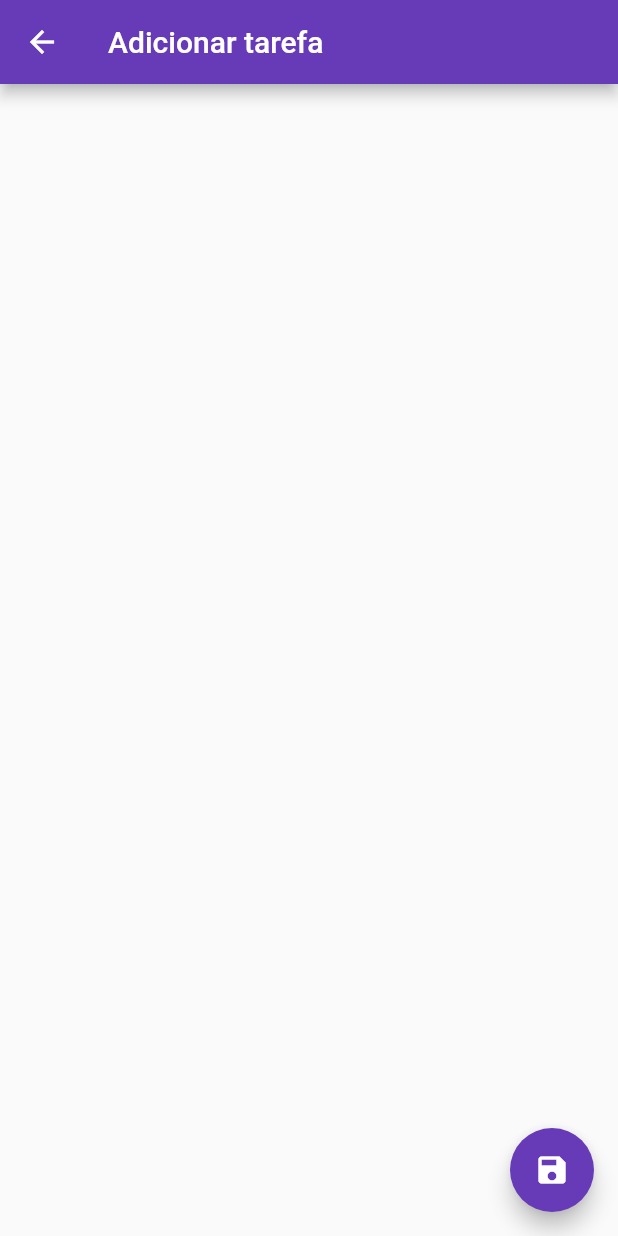
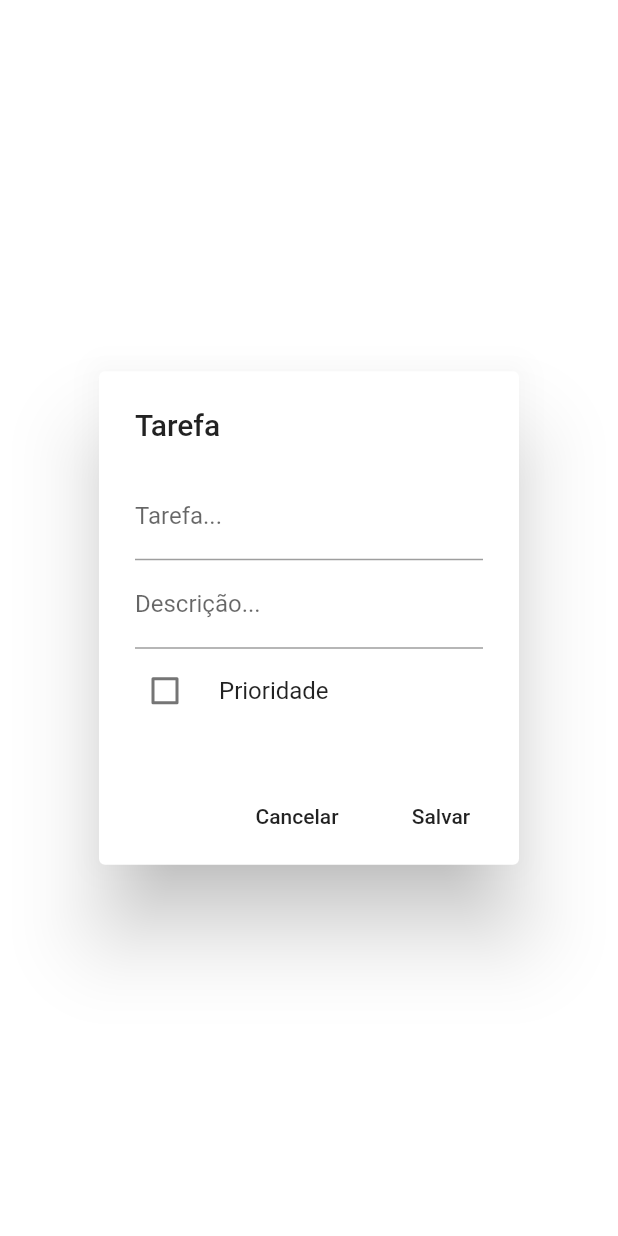
Before and after one commit to Pepyn0/my_check_list, a Flutter app: the screen it shows after launch, after a tap on the "add" icon, on a phone screen of 412 x 824 dp. Run offline on Flutter 3.47's test engine with Material 2 defaults, Android fonts, the phone set to English and light mode, and no system bars; our stand-ins replace sqflite; accounts and stored records are empty.

Commit message:
implementação do sqlite e DAO

```diff
--- /dev/null
+++ b/lib/app/data/sqlite/connection.dart
@@ -0,0 +1,26 @@
+import 'package:my_check_list/app/data/sqlite/script.dart';
+import 'package:path/path.dart';
+import 'package:sqflite/sqflite.dart';
+
+class Connection{
+	static Database _db;
+
+	static Future<Database> get() async {
+		if(_db == null) {
+			var path = join(await getDatabasesPath(), 'database.db');
+
+			//deleteDatabase(path);
+			_db = await openDatabase(
+				path,
+				version: 1,
+				onCreate: (db, v) {
+					print('criando Banco de Dados!');
+					db.execute(createTable);
+					db.execute(testeInsert);
+				}
+			);
+		}
+
+		return _db;
+	}
+}
--- /dev/null
+++ b/lib/app/data/sqlite/dao/task_dao_impl.dart
@@ -0,0 +1,73 @@
+import 'package:my_check_list/app/data/sqlite/connection.dart';
+import 'package:my_check_list/app/domain/entities/task.dart';
+import 'package:my_check_list/app/domain/interfaces/task_dao.dart';
+import 'package:sqflite/sqflite.dart';
+
+class TaskDAOImpl implements TaskDAO{
+	Database _db;
+
+	@override
+	Future<List<Task>> find() async {
+		_db = await Connection.get();
+		List<Map<String, dynamic>> resultado = await _db.query('tasks');
+
+		List<Task> lista = List.generate(resultado.length, (i) {
+			var linha = resultado[i];
+			//print(linha);
+			return Task(
+				id: linha['id'],
+				task: linha['tarefa'],
+        description: linha['descricao'],
+				important: linha['importante'] == 1 ? true : false,
+        completed: linha['completa'] == 1 ? true : false,
+			);
+		});
+		return lista;
+	}
+
+	@override
+	void remove(int id) async {
+		_db = await Connection.get();
+		var sql = '''
+		DELETE FROM tasks
+		WHERE id = ?
+		''';
+		_db.rawDelete(sql, [id]);
+	}
+
+	@override
+	void save(Task task) async {
+		_db = await Connection.get();
+		if(task.id == null) {
+      print(task);
+
+			var sql = '''
+			INSERT INTO tasks(tarefa, descricao, importante, completa)
+			VALUES(?, ?, ?, ?)
+			''';
+			_db.rawInsert(
+        sql,
+        [
+        task.task,
+        task.description,
+        task.important == true ? 1 : 0,
+        task.completed == true ? 1 : 0,
+        ]);
+		} else {
+
+			var sql = '''
+			UPDATE tasks SET tarefa = ?, descricao = ?, importante = ?, completa = ?
+			WHERE id = ?
+			''';
+			_db.rawUpdate(
+        sql,
+        [
+        task.task,
+        task.description,
+        task.important == true ? 1 : 0,
+        task.completed == true ? 1 : 0,
+        task.id
+        ]);
+		}
+	}
+}
--- /dev/null
+++ b/lib/app/domain/entities/task.dart
@@ -0,0 +1,9 @@
+class Task{
+	int id;
+	String task;
+  String description;
+	bool important;
+  bool completed;
+
+	Task({this.id, this.task, this.description, this.important = false, this.completed = false});
+}
--- /dev/null
+++ b/lib/app/domain/interfaces/task_dao.dart
@@ -0,0 +1,12 @@
+
+import 'package:my_check_list/app/domain/entities/task.dart';
+
+abstract class TaskDAO{
+
+	void save(Task task);
+
+	void remove(int id);
+
+	Future<List<Task>> find();
+
+}
--- a/lib/app/view/task_add.dart
+++ b/lib/app/view/task_add.dart
@@ -1,20 +1,69 @@
 import 'package:flutter/material.dart';
+import 'package:my_check_list/app/data/sqlite/dao/task_dao_impl.dart';
+import 'package:my_check_list/app/domain/entities/task.dart';
 
 class TaskAdd extends StatelessWidget {
+	final _form = GlobalKey<FormState>();
+
+	FlatButton saveButton(BuildContext context, Task task) {
+
+		return FlatButton(
+			child: Text('Salvar'),
+			onPressed: () {
+				_form.currentState.save();
+				if(task.task.isNotEmpty) {
+					TaskDAOImpl().save(task);
+
+				}
+				Navigator.of(context).pop();
+			},
+		);
+	}
+
+	FlatButton cancelButton(BuildContext context) {
+		return FlatButton(
+			child: Text('Cancelar'),
+			onPressed: () => Navigator.of(context).pop(),
+		);
+	}
 
 	@override
 	Widget build(BuildContext context) {
-		return Scaffold(
-			appBar: AppBar(
-				title: Text('Adicionar tarefa'),
+		var _task = Task();
+		return AlertDialog(
+			title: Text('Tarefa'),
+			content: Column(
+				crossAxisAlignment: CrossAxisAlignment.center,
+				mainAxisSize: MainAxisSize.min,
+				children: [
+					Form(
+						key: _form,
+						child: Column(
+							children: [
+								TextFormField(
+									onSaved: (newValue) => _task.task = newValue,
+									decoration: InputDecoration(labelText: 'Tarefa...'),
+								),
+								TextFormField(
+									onSaved: (newValue) => _task.description = newValue,
+									decoration: InputDecoration(labelText: 'Descrição...'),
+								),
+								CheckboxListTile(
+									value: _task.important,
+									title: Text('Prioridade'),
+									contentPadding: EdgeInsets.zero,
+									controlAffinity: ListTileControlAffinity.leading,
+									onChanged: (value) => _task.important = value,
+								),
+							],
+						),
+					),
+				],
 			),
-			floatingActionButton: FloatingActionButton(
-				onPressed: null,
-				tooltip: 'Salvar',
-				child: Icon(Icons.save),
-			),
-
+			actions: [
+				cancelButton(context),
+				saveButton(context, _task),
+			],
 		);
 	}
-
 }
--- a/lib/app/view/task_list.dart
+++ b/lib/app/view/task_list.dart
@@ -1,7 +1,13 @@
 import 'package:flutter/material.dart';
+import 'package:my_check_list/app/data/sqlite/dao/task_dao_impl.dart';
+import 'package:my_check_list/app/domain/entities/task.dart';
 import 'package:my_check_list/app/my_app.dart';
 
 class TaskList extends StatelessWidget {
+
+	Future<List<Task>> _buscar() async {
+		return TaskDAOImpl().find();
+	}
 
 	@override
 	Widget build(BuildContext context) {
@@ -16,6 +22,40 @@ class TaskList extends StatelessWidget {
 				tooltip: 'Salvar',
 				child: Icon(Icons.add),
 			),
+
+			body: FutureBuilder(
+				future: _buscar(),
+				builder: (context, futuro) {
+					if(!futuro.hasData) {
+						return Center(
+							child: CircularProgressIndicator(),
+						);
+					} else {
+						List<Task> lista = futuro.data;
+						return ListView.builder(
+							itemCount: lista.length,
+							itemBuilder: (context, i) {
+								var task = lista[i];
+								return Card(
+									child: CheckboxListTile(
+										title: Text(task.task),
+										subtitle: Text(task.description),
+										value: task.completed,
+										controlAffinity: ListTileControlAffinity.leading,
+										onChanged: (value) {
+											task.completed = value;
+											//TaskDAOImpl().save(task);
+										},
+										secondary: Container(
+											child: IconButton(icon: Icon(Icons.edit), onPressed: () {})
+										),
+									),
+								);
+							},
+						);
+					}
+				},
+			),
 		);
 	}
 
--- a/pubspec.yaml
+++ b/pubspec.yaml
@@ -23,6 +23,8 @@ environment:
 dependencies:
   flutter:
     sdk: flutter
+  sqflite: ^1.3.0
+  path:
 
 
   # The following adds the Cupertino Icons font to your application.
```
Also changed, not shown: lib/app/data/sqlite/script.dart (added, +19 -0 lines), lib/app/my_app.dart (line endings or trailing spaces), pubspec.lock, 1 other file. Lines whose indentation alone changed are shown as unchanged.
